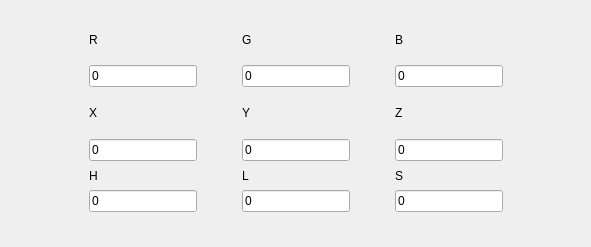
lkosten/Graphics-algoryihms-lab1, file mainwindow.ui: the form before one commit.
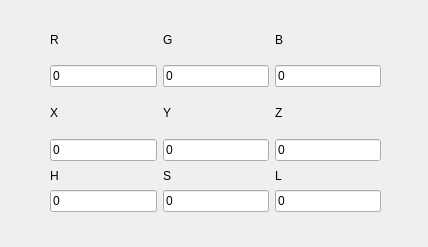
The form after the commit.

What changed in the file:
```diff
--- a/mainwindow.ui
+++ b/mainwindow.ui
@@ -6,7 +6,7 @@
    <rect>
     <x>0</x>
     <y>0</y>
-    <width>591</width>
+    <width>428</width>
     <height>247</height>
    </rect>
   </property>
@@ -25,7 +25,7 @@
      <rect>
       <x>50</x>
       <y>20</y>
-      <width>493</width>
+      <width>331</width>
       <height>214</height>
      </rect>
     </property>
@@ -227,9 +227,9 @@
      <item>
       <layout class="QGridLayout" name="gridLayout_6">
        <item row="0" column="1">
-        <widget class="QLabel" name="label_L">
+        <widget class="QLabel" name="label_S">
          <property name="text">
-          <string>L</string>
+          <string>S</string>
          </property>
         </widget>
        </item>
@@ -241,31 +241,6 @@
         </widget>
        </item>
        <item row="1" column="1">
-        <widget class="QLineEdit" name="lineEdit_L">
-         <property name="sizePolicy">
-          <sizepolicy hsizetype="Fixed" vsizetype="Fixed">
-           <horstretch>3</horstretch>
-           <verstretch>0</verstretch>
-          </sizepolicy>
-         </property>
-         <property name="baseSize">
-          <size>
-           <width>3</width>
-           <height>0</height>
-          </size>
-         </property>
-         <property name="inputMask">
-          <string/>
-         </property>
-         <property name="text">
-          <string>0</string>
-         </property>
-         <property name="maxLength">
-          <number>32767</number>
-         </property>
-        </widget>
-       </item>
-       <item row="1" column="2">
         <widget class="QLineEdit" name="lineEdit_S">
          <property name="sizePolicy">
           <sizepolicy hsizetype="Fixed" vsizetype="Fixed">
@@ -273,6 +248,31 @@
            <verstretch>0</verstretch>
           </sizepolicy>
          </property>
+         <property name="baseSize">
+          <size>
+           <width>3</width>
+           <height>0</height>
+          </size>
+         </property>
+         <property name="inputMask">
+          <string/>
+         </property>
+         <property name="text">
+          <string>0</string>
+         </property>
+         <property name="maxLength">
+          <number>32767</number>
+         </property>
+        </widget>
+       </item>
+       <item row="1" column="2">
+        <widget class="QLineEdit" name="lineEdit_L">
+         <property name="sizePolicy">
+          <sizepolicy hsizetype="Fixed" vsizetype="Fixed">
+           <horstretch>3</horstretch>
+           <verstretch>0</verstretch>
+          </sizepolicy>
+         </property>
          <property name="acceptDrops">
           <bool>false</bool>
          </property>
@@ -291,9 +291,9 @@
         </widget>
        </item>
        <item row="0" column="2">
-        <widget class="QLabel" name="label_S">
+        <widget class="QLabel" name="label_L">
          <property name="text">
-          <string>S</string>
+          <string>L</string>
          </property>
         </widget>
        </item>
```
